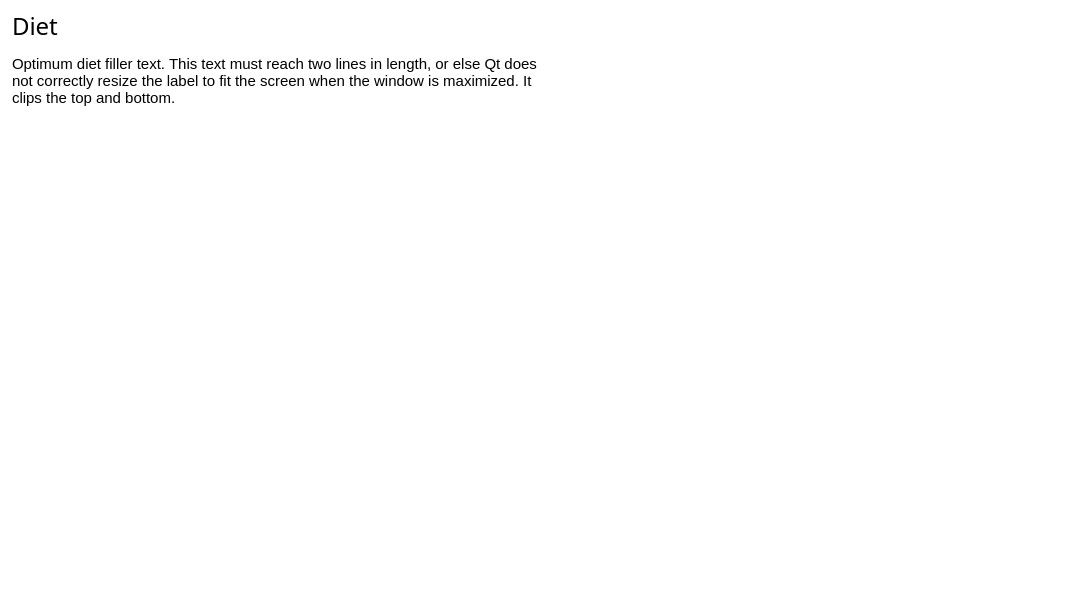
Qt form ui/ui_optimumdietwindow.ui (josh-minch/spartan) before a commit.
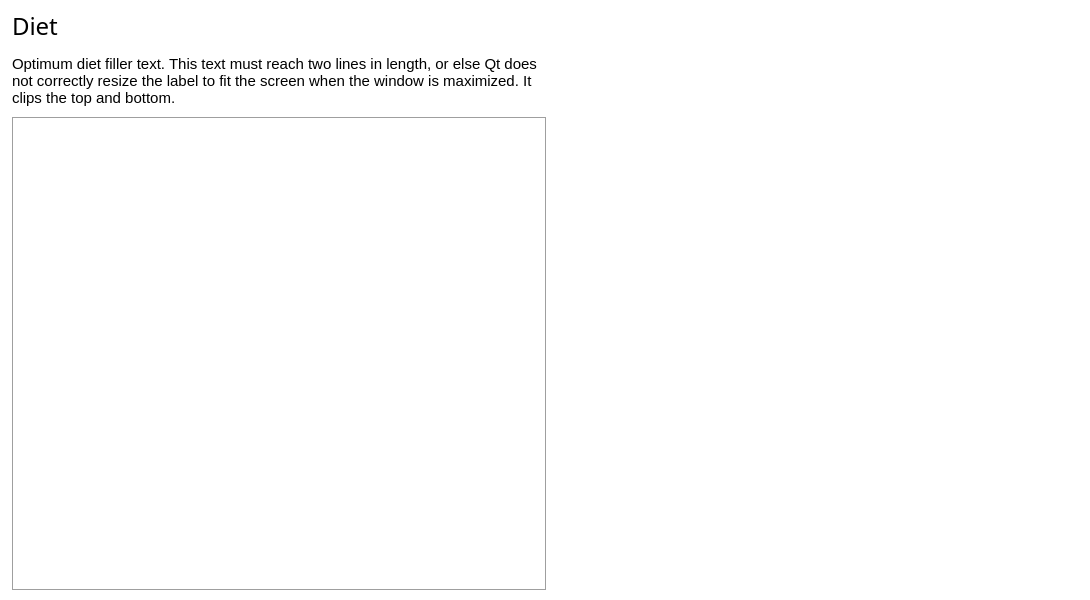
The same form after that commit. Icons and pictures are not drawn.

Patch:
```diff
--- a/ui/ui_optimumdietwindow.ui
+++ b/ui/ui_optimumdietwindow.ui
@@ -87,7 +87,7 @@
     <normaloff>:/icon/icon_trimmed.png</normaloff>:/icon/icon_trimmed.png</iconset>
   </property>
   <widget class="QWidget" name="centralwidget">
-   <layout class="QGridLayout" name="gridLayout">
+   <layout class="QGridLayout" name="gridLayout" columnstretch="1,0">
     <property name="leftMargin">
      <number>12</number>
     </property>
@@ -270,7 +270,7 @@
 </string>
       </property>
       <property name="frameShape">
-       <enum>QFrame::NoFrame</enum>
+       <enum>QFrame::Box</enum>
       </property>
       <property name="selectionBehavior">
        <enum>QAbstractItemView::SelectRows</enum>
@@ -294,6 +294,12 @@
     </item>
     <item row="1" column="1">
      <layout class="QFormLayout" name="formLayout">
+      <property name="labelAlignment">
+       <set>Qt::AlignRight|Qt::AlignTrailing|Qt::AlignVCenter</set>
+      </property>
+      <property name="formAlignment">
+       <set>Qt::AlignRight|Qt::AlignTop|Qt::AlignTrailing</set>
+      </property>
       <property name="horizontalSpacing">
        <number>8</number>
       </property>
@@ -358,7 +364,7 @@
         <property name="spacing">
          <number>0</number>
         </property>
-        <item>
+        <item alignment="Qt::AlignRight">
          <widget class="QTableView" name="vit_view">
           <property name="maximumSize">
            <size>
@@ -411,7 +417,7 @@
           </attribute>
          </widget>
         </item>
-        <item>
+        <item alignment="Qt::AlignRight">
          <widget class="QTableView" name="mineral_view">
           <property name="maximumSize">
            <size>
```
Left out of the diff: 106 changed lines with no effect on the pictures.
